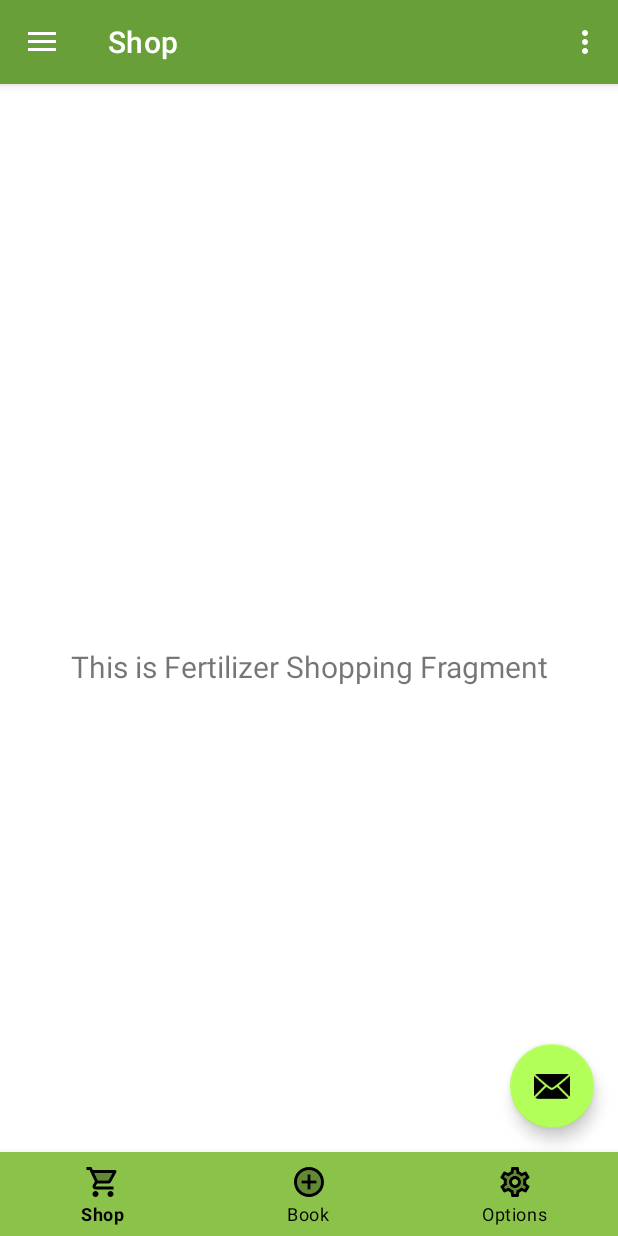
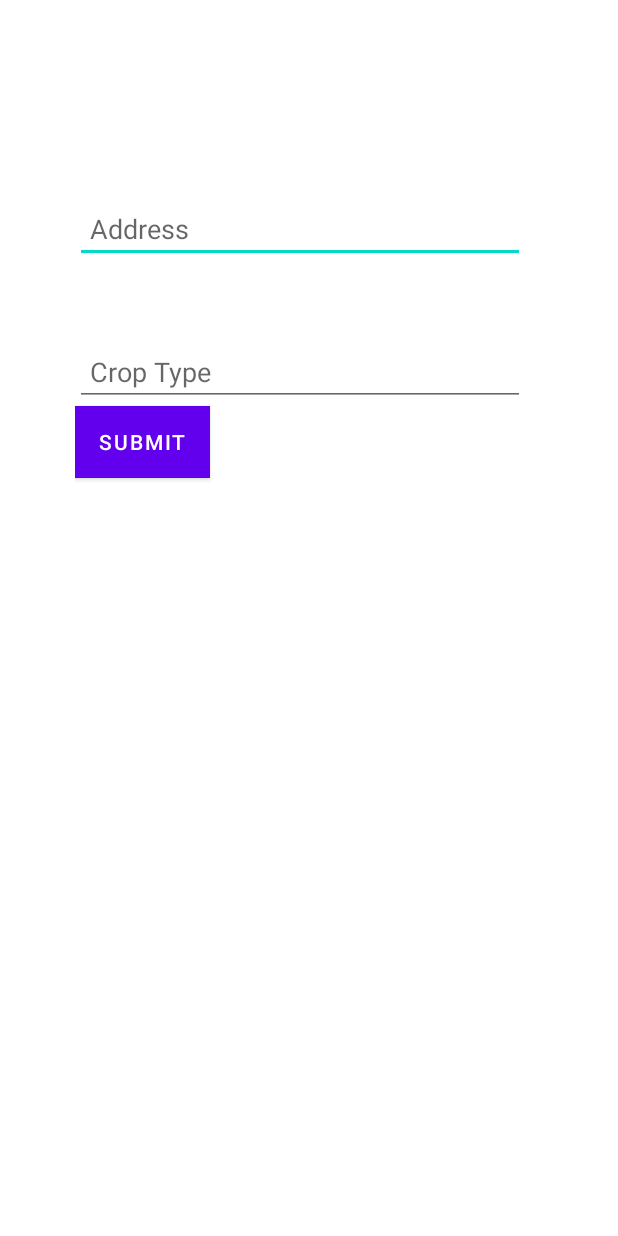
Before and after one commit to NullScripts/Agcrops, an Android app: the RegisterActivity screen opened directly, with no data from a screen before it, after a tap on "SIGNUP", on a phone screen of 412 x 824 dp. Run offline under Robolectric (Android 15) with nearby library versions, the phone set to English and light mode, and no system bars; Roboto replaces fonts that are not available here; 1 statement that could not run was skipped; 3 other taps on this screen came first.

Commit message:
Added info activities

```diff
--- /dev/null
+++ b/app/src/main/java/com/example/myapplication/activities/buyer_infoActivity.kt
@@ -0,0 +1,12 @@
+package com.example.myapplication.activities
+
+import androidx.appcompat.app.AppCompatActivity
+import android.os.Bundle
+import com.example.myapplication.R
+
+class buyer_infoActivity : AppCompatActivity() {
+    override fun onCreate(savedInstanceState: Bundle?) {
+        super.onCreate(savedInstanceState)
+        setContentView(R.layout.activity_buyer_info)
+    }
+}
--- a/app/src/main/java/com/example/myapplication/authentication/RegisterActivity.kt
+++ b/app/src/main/java/com/example/myapplication/authentication/RegisterActivity.kt
@@ -10,6 +10,10 @@ import android.widget.*
 import androidx.appcompat.app.AppCompatActivity
 import com.example.myapplication.MainActivity
 import com.example.myapplication.R
+import com.example.myapplication.activities.buyer_infoActivity
+import com.example.myapplication.activities.fertilizer_infoActivity
+import com.example.myapplication.activities.tractor_infoActivity
+import kotlinx.android.synthetic.main.activity_register.*
 
 import retrofit2.Call
 import retrofit2.Callback
@@ -24,7 +28,7 @@ class RegisterActivity : AppCompatActivity() {
     lateinit var nameEdit :EditText
     lateinit var emailEdit:EditText
     lateinit var radioGroup:RadioGroup
-
+    lateinit var intent1:Intent
     val map = HashMap<String, String>()
     private var retrofit: Retrofit? = null
     private var retrofitInterface: RetrofitInterface? = null
@@ -47,9 +51,12 @@ class RegisterActivity : AppCompatActivity() {
         signupBtn.setOnClickListener {
             //Dummy Intent for Practice
             //TODO: Remove the intent from here after fixing handleSignupDialog intent
-            val intent = Intent(this,MainActivity::class.java)
-            startActivity(intent)
+          // val intent = Intent(this,MainActivity::class.java)
+           startActivity(intent1)
             handleSignupDialog(this)
+
+
+
 
         }
 
@@ -60,24 +67,29 @@ class RegisterActivity : AppCompatActivity() {
         if (view is RadioButton) {
 
             val checked = view.isChecked
-
+            intent1 = Intent(this,MainActivity::class.java)
 
             when (view.getId()) {
                 R.id.radiotractor ->
                     if (checked) {
                         map["tractor"]="true"
+                        intent1 = Intent(this,tractor_infoActivity::class.java)
                     }
                 R.id.radioferti ->
                     if (checked) {
                         map["fertilizer"]="true"
+                        intent1 = Intent(this,fertilizer_infoActivity::class.java)
                     }
                 R.id.radioworker ->
                     if (checked) {
                         map["worker"]="true"
+                         intent1 = Intent(this,buyer_infoActivity::class.java)
                     }
 
             }
+
         }
+
     }
 
 
@@ -95,8 +107,7 @@ class RegisterActivity : AppCompatActivity() {
                     if (response.code() == 200) {
                         Toast.makeText(this@RegisterActivity,
                                 "Signed up successfully", Toast.LENGTH_LONG).show()
-                        //Actual intent
-                        //TODO: fix the intent
+
                         val intent = Intent(context,MainActivity::class.java)
                         startActivity(intent)
                     } else if (response.code() == 400) {
--- /dev/null
+++ b/app/src/main/res/layout/activity_buyer_info.xml
@@ -0,0 +1,45 @@
+<?xml version="1.0" encoding="utf-8"?>
+<LinearLayout xmlns:android="http://schemas.android.com/apk/res/android"
+    xmlns:app="http://schemas.android.com/apk/res-auto"
+    xmlns:tools="http://schemas.android.com/tools"
+    android:layout_width="match_parent"
+    android:layout_height="match_parent"
+    tools:context=".activities.buyer_infoActivity">
+    <LinearLayout
+        android:layout_width="300dp"
+        android:layout_height="500dp"
+        android:layout_marginTop="100dp"
+        android:layout_marginLeft="50dp"
+        android:orientation="vertical">
+        <EditText
+            android:id="@+id/buyer_address"
+            android:layout_width="match_parent"
+            android:layout_height="wrap_content"
+            android:hint="Address"
+            android:layout_marginTop="30dp"
+            android:inputType="text"
+            android:paddingLeft="10dp"
+            android:textColor="#1F1F1F" />
+        <EditText
+            android:id="@+id/crop_type"
+            android:layout_width="match_parent"
+            android:layout_height="wrap_content"
+            android:hint="Crop Type"
+            android:layout_marginTop="50dp"
+            android:inputType="text"
+            android:paddingLeft="10dp"
+            android:textColor="#1F1F1F" />
+
+
+
+        <Button
+            android:layout_width="wrap_content"
+            android:layout_height="wrap_content"
+            android:background="@color/dark_primary_color"
+            android:text="Submit"
+            android:id="@+id/buyer_info_sub"/>
+
+
+    </LinearLayout>
+
+</LinearLayout>
```
Also changed, not shown: app/src/main/AndroidManifest.xml (+12 -6 lines), app/src/main/java/com/example/myapplication/activities/fertilizer_infoActivity.kt (added, +12 -0 lines), app/src/main/java/com/example/myapplication/activities/tractor_infoActivity.kt (added, +13 -0 lines), app/src/main/java/com/example/myapplication/individual/BuyerActivity.kt (added, +12 -0 lines), app/src/main/java/com/example/myapplication/individual/FertilizerSellingActivity.kt (added, +12 -0 lines), app/src/main/java/com/example/myapplication/individual/TractorRentingActivity.kt (added, +12 -0 lines), app/src/main/res/layout/activity_buyer.xml (added, +9 -0 lines), app/src/main/res/layout/activity_fertilizer_info.xml (added, +45 -0 lines), app/src/main/res/layout/activity_fertilizer_selling.xml (added, +9 -0 lines), app/src/main/res/layout/activity_tractor_info.xml (added, +55 -0 lines), app/src/main/res/layout/activity_tractor_renting.xml (added, +9 -0 lines).
